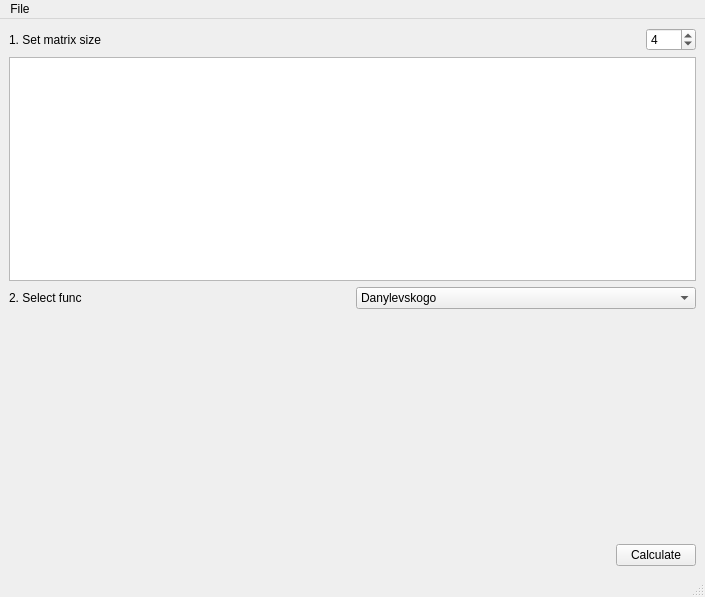
First picture: the form in src/app/window.ui, repository ivskachkov/Cursova_robota_1, before the edit.
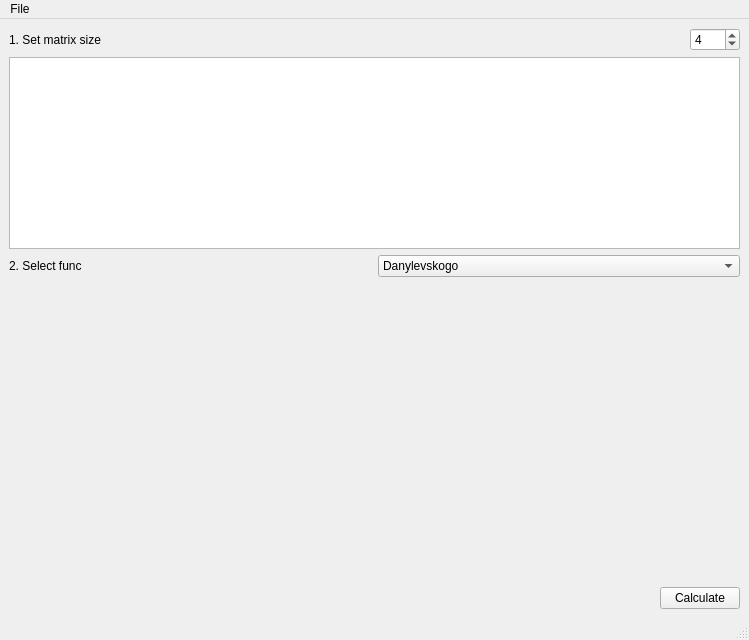
Second picture: the form after the edit. Custom widgets are drawn as their Qt base class.

```diff
--- a/src/app/window.ui
+++ b/src/app/window.ui
@@ -6,8 +6,8 @@
    <rect>
     <x>0</x>
     <y>0</y>
-    <width>705</width>
-    <height>597</height>
+    <width>749</width>
+    <height>640</height>
    </rect>
   </property>
   <property name="windowTitle">
@@ -58,7 +58,20 @@
      </layout>
     </item>
     <item>
-     <widget class="QTableView" name="initMatrixTableView"/>
+     <widget class="QTableView" name="initMatrixTableView">
+      <property name="sizePolicy">
+       <sizepolicy hsizetype="Preferred" vsizetype="Preferred">
+        <horstretch>0</horstretch>
+        <verstretch>0</verstretch>
+       </sizepolicy>
+      </property>
+      <property name="minimumSize">
+       <size>
+        <width>0</width>
+        <height>150</height>
+       </size>
+      </property>
+     </widget>
     </item>
     <item>
      <layout class="QHBoxLayout" name="horizontalLayout_2">
@@ -74,6 +87,9 @@
         <property name="currentText">
          <string>Danylevskogo</string>
         </property>
+        <property name="currentIndex">
+         <number>0</number>
+        </property>
         <item>
          <property name="text">
           <string>Danylevskogo</string>
@@ -99,7 +115,7 @@
       <property name="minimumSize">
        <size>
         <width>0</width>
-        <height>100</height>
+        <height>0</height>
        </size>
       </property>
       <property name="font">
@@ -121,6 +137,22 @@
       </property>
      </widget>
     </item>
+    <item>
+     <widget class="DecartGraphWidget" name="graph" native="true">
+      <property name="sizePolicy">
+       <sizepolicy hsizetype="Expanding" vsizetype="Expanding">
+        <horstretch>0</horstretch>
+        <verstretch>0</verstretch>
+       </sizepolicy>
+      </property>
+      <property name="minimumSize">
+       <size>
+        <width>0</width>
+        <height>100</height>
+       </size>
+      </property>
+     </widget>
+    </item>
     <item>
      <layout class="QHBoxLayout" name="horizontalLayout">
       <item>
@@ -152,7 +184,7 @@
     <rect>
      <x>0</x>
      <y>0</y>
-     <width>705</width>
+     <width>749</width>
      <height>37</height>
     </rect>
    </property>
@@ -193,6 +225,14 @@
    </property>
   </action>
  </widget>
+ <customwidgets>
+  <customwidget>
+   <class>DecartGraphWidget</class>
+   <extends>QWidget</extends>
+   <header>decart_graph_widget.h</header>
+   <container>1</container>
+  </customwidget>
+ </customwidgets>
  <resources/>
  <connections>
   <connection>
```
